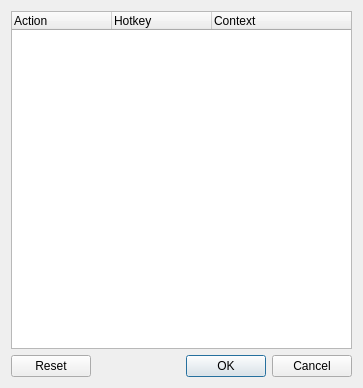
First picture: the form in src/citra_qt/hotkeys.ui, repository PabloMK7/citra, before the edit.
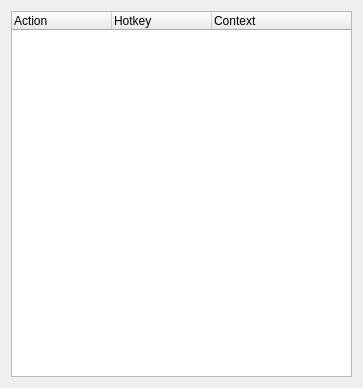
Second picture: the form after the edit.

```diff
--- a/src/citra_qt/hotkeys.ui
+++ b/src/citra_qt/hotkeys.ui
@@ -1,7 +1,7 @@
 <?xml version="1.0" encoding="UTF-8"?>
 <ui version="4.0">
  <class>hotkeys</class>
- <widget class="QDialog" name="hotkeys">
+ <widget class="QWidget" name="hotkeys">
   <property name="geometry">
    <rect>
     <x>0</x>
@@ -39,16 +39,6 @@
      </column>
     </widget>
    </item>
-   <item>
-    <widget class="QDialogButtonBox" name="buttonBox">
-     <property name="orientation">
-      <enum>Qt::Horizontal</enum>
-     </property>
-     <property name="standardButtons">
-      <set>QDialogButtonBox::Cancel|QDialogButtonBox::Ok|QDialogButtonBox::Reset</set>
-     </property>
-    </widget>
-   </item>
   </layout>
  </widget>
  <resources/>
```
Left out of the diff: 35 changed lines with no effect on the pictures.
